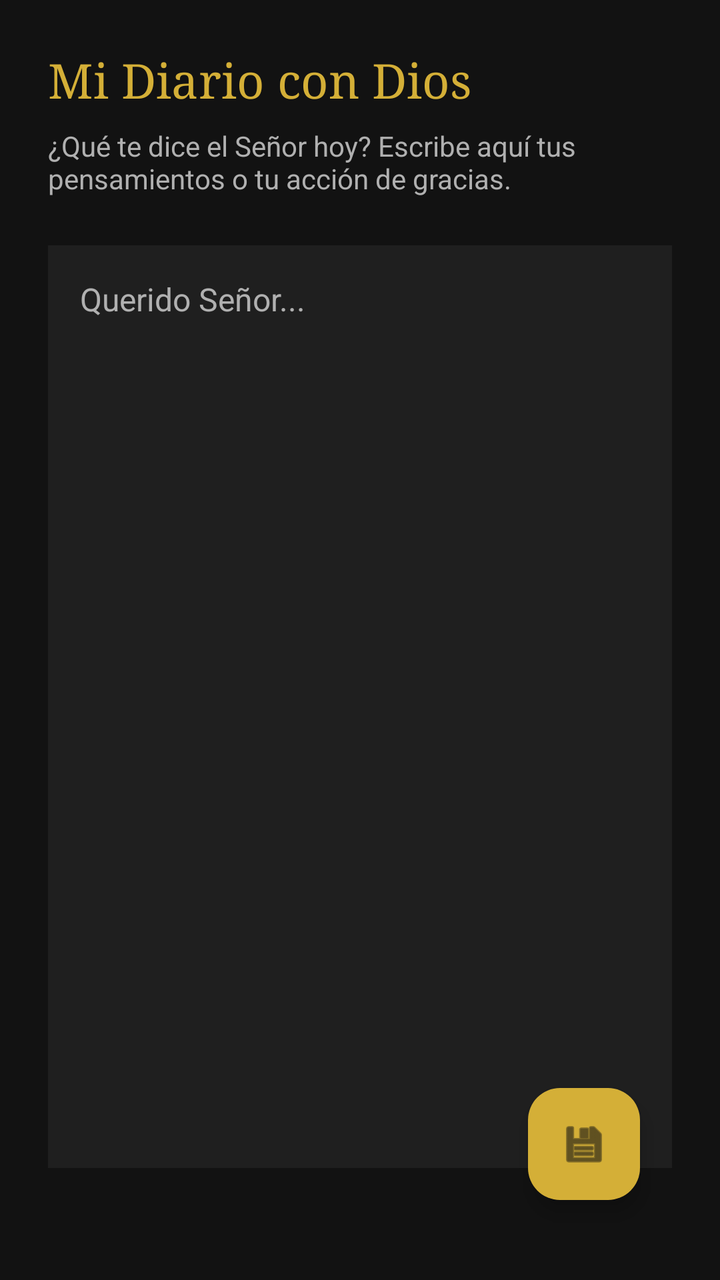
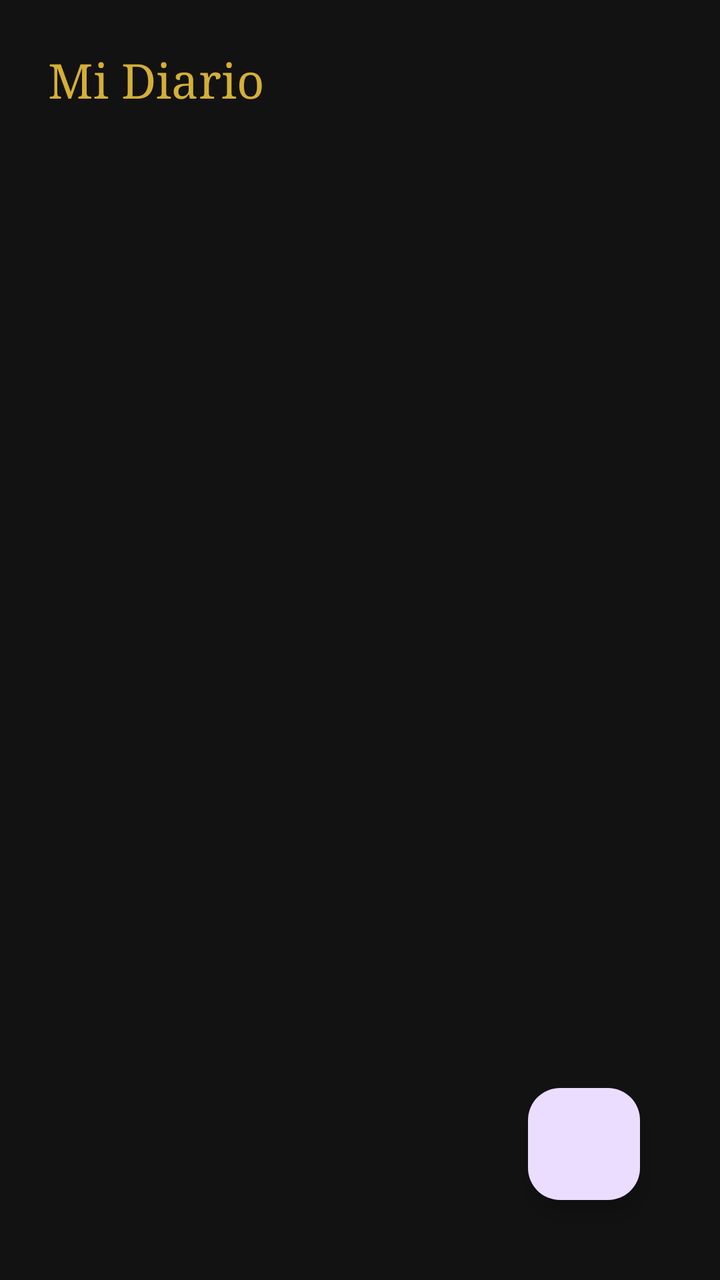

The first picture is an Android layout as it rendered before a commit; the second is the same layout after the commit. The layout source and the unified diff follow.
<!-- AndroidManifest.xml: application theme Theme.Recursoscatolicos -->
<!-- res/layout/activity_diario.xml -->
<?xml version="1.0" encoding="utf-8"?>
<androidx.constraintlayout.widget.ConstraintLayout
    xmlns:android="http://schemas.android.com/apk/res/android"
    xmlns:app="http://schemas.android.com/apk/res-auto"
    android:layout_width="match_parent"
    android:layout_height="match_parent"
    android:background="@color/deep_night"
    android:padding="24dp">

    <TextView
        android:id="@+id/tv_diario_title"
        android:layout_width="wrap_content"
        android:layout_height="wrap_content"
        android:text="Mi Diario con Dios"
        android:textColor="@color/soft_gold"
        android:textSize="24sp"
        android:fontFamily="serif"
        app:layout_constraintStart_toStartOf="parent"
        app:layout_constraintTop_toTopOf="parent" />

    <TextView
        android:id="@+id/tv_diario_subtitle"
        android:layout_width="0dp"
        android:layout_height="wrap_content"
        android:layout_marginTop="8dp"
        android:text="¿Qué te dice el Señor hoy? Escribe aquí tus pensamientos o tu acción de gracias."
        android:textColor="@color/text_secondary"
        android:textSize="14sp"
        app:layout_constraintEnd_toEndOf="parent"
        app:layout_constraintStart_toStartOf="parent"
        app:layout_constraintTop_toBottomOf="@id/tv_diario_title" />

    <EditText
        android:id="@+id/et_reflexion"
        android:layout_width="0dp"
        android:layout_height="0dp"
        android:layout_marginTop="24dp"
        android:layout_marginBottom="32dp"
        android:background="@color/dark_charcoal"
        android:gravity="top|start"
        android:hint="Querido Señor..."
        android:padding="16dp"
        android:textColor="@color/white"
        android:textColorHint="@color/text_secondary"
        android:textSize="16sp"
        app:layout_constraintBottom_toBottomOf="parent"
        app:layout_constraintEnd_toEndOf="parent"
        app:layout_constraintStart_toStartOf="parent"
        app:layout_constraintTop_toBottomOf="@id/tv_diario_subtitle" />

    <com.google.android.material.floatingactionbutton.FloatingActionButton
        android:id="@+id/fab_save"
        android:layout_width="wrap_content"
        android:layout_height="wrap_content"
        android:layout_margin="16dp"
        android:src="@android:drawable/ic_menu_save"
        app:backgroundTint="@color/soft_gold"
        app:layout_constraintBottom_toBottomOf="parent"
        app:layout_constraintEnd_toEndOf="parent"
        app:tint="@color/deep_night" />

</androidx.constraintlayout.widget.ConstraintLayout>
<!-- resources referenced by this layout -->
<resources>
  <color name="dark_charcoal">#1F1F1F</color>
  <color name="deep_night">#121212</color>
  <color name="soft_gold">#D4AF37</color>
  <color name="text_secondary">#B0B0B0</color>
  <color name="white">#FFFFFFFF</color>
  <style name="Theme.Recursoscatolicos" parent="Base.Theme.Recursoscatolicos" />
  <style name="Base.Theme.Recursoscatolicos" parent="Theme.Material3.DayNight.NoActionBar">
          
          <item name="colorPrimary">@color/soft_gold</item>
          <item name="colorOnPrimary">@color/deep_night</item>
          <item name="colorSecondary">@color/dark_charcoal</item>
          <item name="colorOnSecondary">@color/prayer_cream</item>
          <item name="android:windowBackground">@color/deep_night</item>
          <item name="colorSurface">@color/deep_night</item>
          <item name="colorOnSurface">@color/prayer_cream</item>
          <item name="colorError">#B00020</item>
          <item name="colorOnError">@color/white</item>
      </style>
  <color name="prayer_cream">#F5F5DC</color>
</resources>

<!-- the commit's change to res/layout/activity_diario.xml (unified diff, before → after) -->
@@ -11,52 +11,31 @@
         android:id="@+id/tv_diario_title"
         android:layout_width="wrap_content"
         android:layout_height="wrap_content"
-        android:text="Mi Diario con Dios"
+        android:text="Mi Diario"
         android:textColor="@color/soft_gold"
         android:textSize="24sp"
         android:fontFamily="serif"
         app:layout_constraintStart_toStartOf="parent"
         app:layout_constraintTop_toTopOf="parent" />
 
-    <TextView
-        android:id="@+id/tv_diario_subtitle"
+    <androidx.recyclerview.widget.RecyclerView
+        android:id="@+id/recyclerViewDiario"
         android:layout_width="0dp"
-        android:layout_height="wrap_content"
-        android:layout_marginTop="8dp"
-        android:text="¿Qué te dice el Señor hoy? Escribe aquí tus pensamientos o tu acción de gracias."
-        android:textColor="@color/text_secondary"
-        android:textSize="14sp"
+        android:layout_height="0dp"
+        android:padding="8dp"
+        app:layout_constraintBottom_toBottomOf="@id/tv_diario_title"
         app:layout_constraintEnd_toEndOf="parent"
         app:layout_constraintStart_toStartOf="parent"
-        app:layout_constraintTop_toBottomOf="@id/tv_diario_title" />
-
-    <EditText
-        android:id="@+id/et_reflexion"
-        android:layout_width="0dp"
-        android:layout_height="0dp"
-        android:layout_marginTop="24dp"
-        android:layout_marginBottom="32dp"
-        android:background="@color/dark_charcoal"
-        android:gravity="top|start"
-        android:hint="Querido Señor..."
-        android:padding="16dp"
-        android:textColor="@color/white"
-        android:textColorHint="@color/text_secondary"
-        android:textSize="16sp"
-        app:layout_constraintBottom_toBottomOf="parent"
-        app:layout_constraintEnd_toEndOf="parent"
-        app:layout_constraintStart_toStartOf="parent"
-        app:layout_constraintTop_toBottomOf="@id/tv_diario_subtitle" />
+        app:layout_constraintTop_toTopOf="parent" />
 
     <com.google.android.material.floatingactionbutton.FloatingActionButton
-        android:id="@+id/fab_save"
+        android:id="@+id/fabAdd"
         android:layout_width="wrap_content"
         android:layout_height="wrap_content"
         android:layout_margin="16dp"
-        android:src="@android:drawable/ic_menu_save"
-        app:backgroundTint="@color/soft_gold"
+        android:contentDescription="@string/anadir_nueva_entrada"
+        android:src="@drawable/ic_add"
         app:layout_constraintBottom_toBottomOf="parent"
-        app:layout_constraintEnd_toEndOf="parent"
-        app:tint="@color/deep_night" />
+        app:layout_constraintEnd_toEndOf="parent" />
 
 </androidx.constraintlayout.widget.ConstraintLayout>
<!-- resource entries referenced after the edit -->
@@ -1,10 +1,13 @@
 <!-- resources referenced by this layout -->
 <resources>
-  <color name="dark_charcoal">#1F1F1F</color>
   <color name="deep_night">#121212</color>
   <color name="soft_gold">#D4AF37</color>
-  <color name="text_secondary">#B0B0B0</color>
-  <color name="white">#FFFFFFFF</color>
+  <!-- drawable ic_add (drawable) -->
+  <?xml version="1.0" encoding="utf-8"?>
+  <selector xmlns:android="http://schemas.android.com/apk/res/android">
+  
+  </selector>
+  <string name="anadir_nueva_entrada">Añadir nueva entrada</string>
   <style name="Theme.Recursoscatolicos" parent="Base.Theme.Recursoscatolicos" />
   <style name="Base.Theme.Recursoscatolicos" parent="Theme.Material3.DayNight.NoActionBar">
           
@@ -18,6 +21,8 @@
           <item name="colorError">#B00020</item>
           <item name="colorOnError">@color/white</item>
       </style>
+  <color name="dark_charcoal">#1F1F1F</color>
   <color name="prayer_cream">#F5F5DC</color>
+  <color name="white">#FFFFFFFF</color>
 </resources>
 
